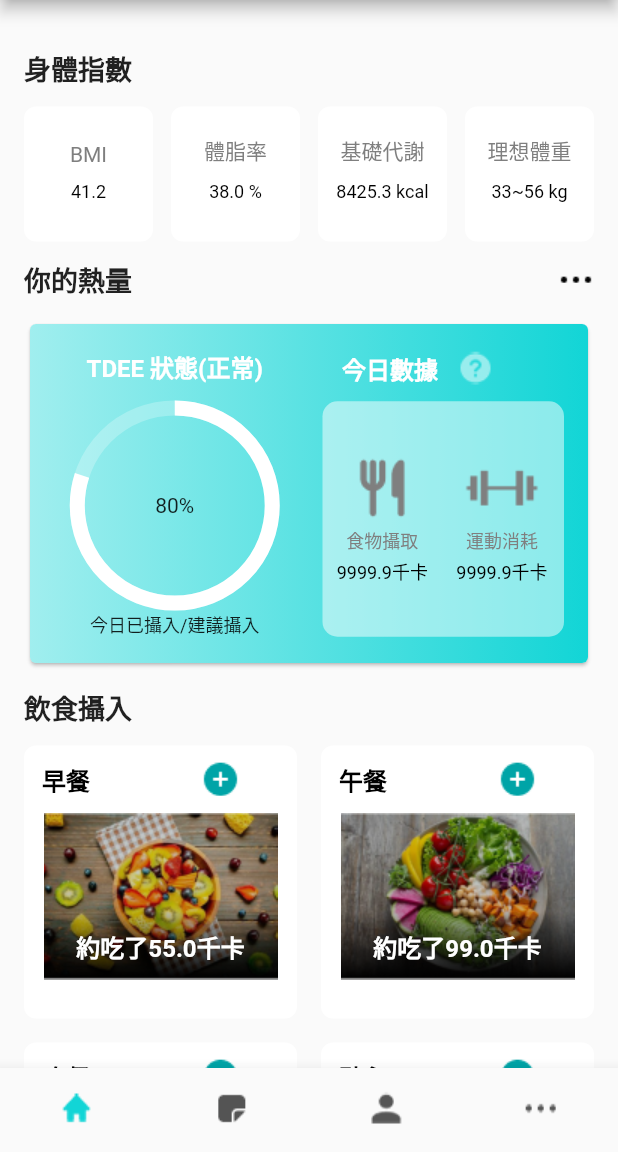
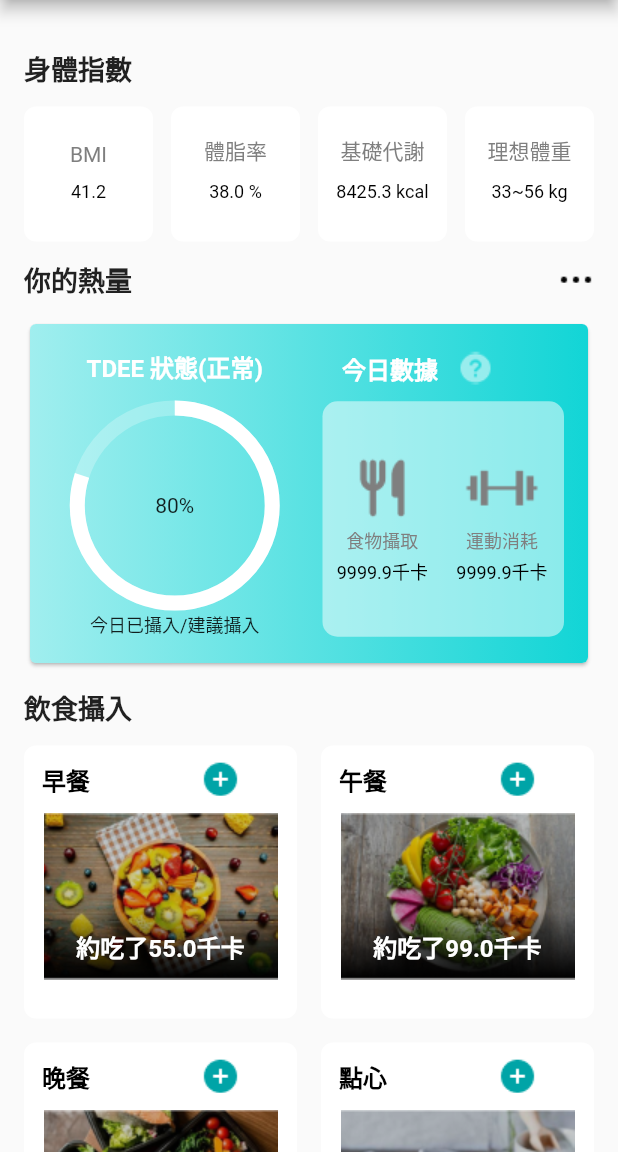
Before and after one commit to snowmanouo/better-health, a Flutter app: the HealthPage screen opened directly with empty values, on a phone screen of 412 x 824 dp, the part 84-1236 px from its top. Run offline on Flutter 3.47's test engine with Material 2 defaults, Android fonts, the phone set to English and light mode, and no system bars; drawn by our look-alikes of percent_indicator; our stand-ins replace charts_flutter, firebase_auth, firebase_core, flutter_svg, fluttertoast, google_sign_in and 2 more; accounts and stored records are empty.

```diff
--- a/lib/Page/HealthPage.dart
+++ b/lib/Page/HealthPage.dart
@@ -98,7 +98,6 @@ class HealthPage extends StatelessWidget {
           ExcerciseWidget(),
         ],
       ),
-      bottomNavigationBar: BottomNavigationBarWidget(),
     );
   }
 }
@@ -678,40 +677,3 @@ class BodyNumWidget extends StatelessWidget {
     ]);
   }
 }
-
-class BottomNavigationBarWidget extends StatelessWidget {
-  const BottomNavigationBarWidget({
-    Key? key,
-  }) : super(key: key);
-
-  @override
-  Widget build(BuildContext context) {
-    return BottomNavigationBar(
-      showSelectedLabels: false,
-      showUnselectedLabels: false,
-      items: <BottomNavigationBarItem>[
-        BottomNavigationBarItem(
-            backgroundColor: Colors.white,
-            icon: new Image.asset('assets/images/home_off.png'),
-            activeIcon: new Image.asset('assets/images/home_on.png'),
-            label: ('')),
-        BottomNavigationBarItem(
-            backgroundColor: Colors.white,
-            icon: new Image.asset('assets/images/diary_off.png'),
-            activeIcon: new Image.asset('assets/images/diary_on.png'),
-            label: ('')),
-        BottomNavigationBarItem(
-            backgroundColor: Colors.white,
-            icon: new Image.asset('assets/images/profile_off.png'),
-            activeIcon: new Image.asset('assets/images/profile_on.png'),
-            label: ('')),
-        BottomNavigationBarItem(
-            backgroundColor: Colors.white,
-            icon: new Image.asset('assets/images/more_off.png'),
-            activeIcon: new Image.asset('assets/images/more_on.png'),
-            label: ('')),
-      ],
-      type: BottomNavigationBarType.fixed,
-    );
-  }
-}
--- a/lib/Page/SettingPage.dart
+++ b/lib/Page/SettingPage.dart
@@ -126,7 +126,6 @@ class _SettingPage extends State<SettingPage> {
           ),
         ],
       ),
-      bottomNavigationBar: BottomNavigationBarWidget(),
     );
   }
 }
```
Also changed, not shown: lib/Page/MyselfPage.dart (+0 -38 lines).
